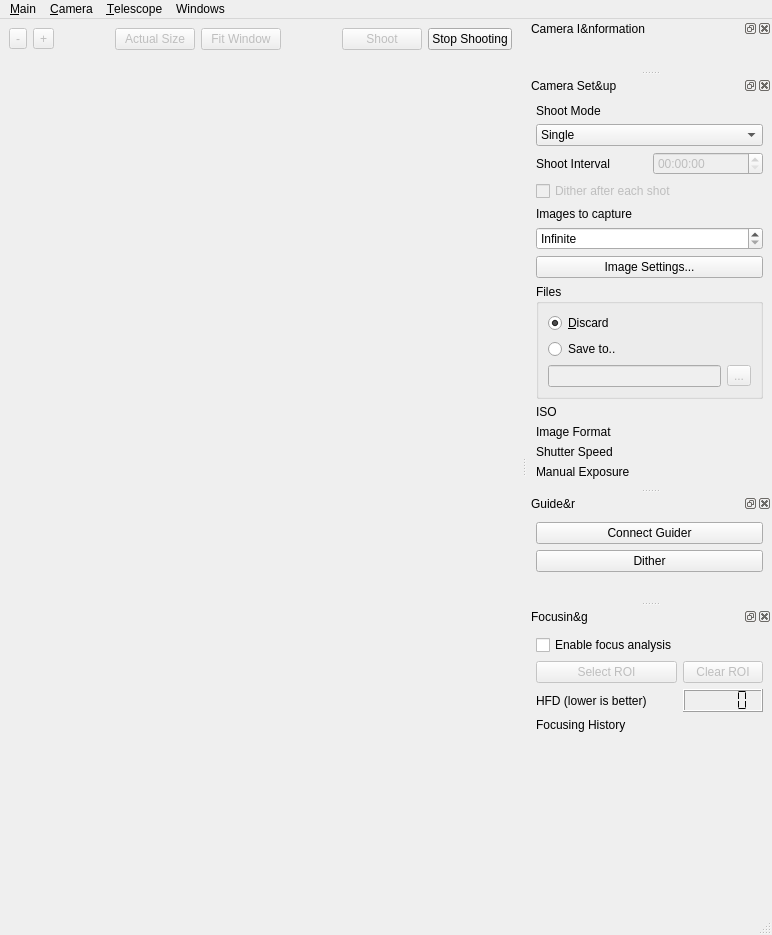
Qt form dslr-qt-shooter/ui/dslr_shooter_window.ui (Edlward/GalaxyHunter) before a commit.
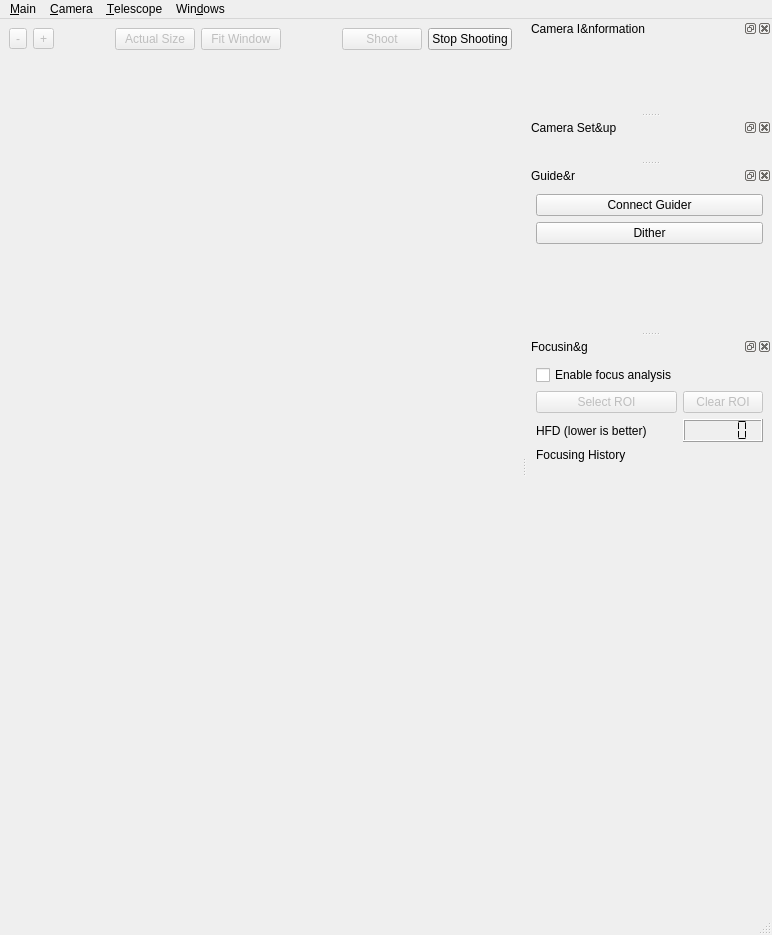
The same form after that commit. Custom widgets are drawn as their Qt base class.

Commit message: Moved settings panel to separate class

```diff
--- a/dslr-qt-shooter/ui/dslr_shooter_window.ui
+++ b/dslr-qt-shooter/ui/dslr_shooter_window.ui
@@ -157,7 +157,7 @@
    </widget>
    <widget class="QMenu" name="menuWindows">
     <property name="title">
-     <string>Windows</string>
+     <string>Win&amp;dows</string>
     </property>
     <addaction name="actionCamera_Information"/>
     <addaction name="actionCamera_Setup"/>
@@ -212,201 +212,7 @@
     <number>2</number>
    </attribute>
    <widget class="QWidget" name="dockWidgetContents_2">
-    <layout class="QGridLayout" name="gridLayout_8">
-     <item row="0" column="0" colspan="2">
-      <widget class="QLabel" name="label">
-       <property name="text">
-        <string>Shoot Mode</string>
-       </property>
-      </widget>
-     </item>
-     <item row="1" column="0" colspan="2">
-      <widget class="QComboBox" name="shoot_mode">
-       <item>
-        <property name="text">
-         <string>Single</string>
-        </property>
-       </item>
-       <item>
-        <property name="text">
-         <string>Repeat</string>
-        </property>
-       </item>
-      </widget>
-     </item>
-     <item row="2" column="0">
-      <widget class="QLabel" name="label_2">
-       <property name="text">
-        <string>Shoot Interval</string>
-       </property>
-      </widget>
-     </item>
-     <item row="2" column="1">
-      <widget class="QTimeEdit" name="shoot_interval">
-       <property name="enabled">
-        <bool>false</bool>
-       </property>
-       <property name="currentSection">
-        <enum>QDateTimeEdit::HourSection</enum>
-       </property>
-       <property name="displayFormat">
-        <string>HH:mm:ss</string>
-       </property>
-      </widget>
-     </item>
-     <item row="3" column="0" colspan="2">
-      <widget class="QCheckBox" name="ditherAfterShot">
-       <property name="enabled">
-        <bool>false</bool>
-       </property>
-       <property name="text">
-        <string>Dither after each shot</string>
-       </property>
-      </widget>
-     </item>
-     <item row="4" column="0" colspan="2">
-      <widget class="QLabel" name="label_3">
-       <property name="text">
-        <string>Images to capture</string>
-       </property>
-      </widget>
-     </item>
-     <item row="5" column="0" colspan="2">
-      <widget class="QSpinBox" name="images_count">
-       <property name="specialValueText">
-        <string>Infinite</string>
-       </property>
-       <property name="suffix">
-        <string> images</string>
-       </property>
-       <property name="minimum">
-        <number>0</number>
-       </property>
-       <property name="maximum">
-        <number>999</number>
-       </property>
-      </widget>
-     </item>
-     <item row="6" column="0" colspan="2">
-      <widget class="QPushButton" name="imageSettings">
-       <property name="text">
-        <string>Image Settings...</string>
-       </property>
-      </widget>
-     </item>
-     <item row="7" column="0" colspan="2">
-      <widget class="QGroupBox" name="groupBox">
-       <property name="title">
-        <string>Files</string>
-       </property>
-       <layout class="QGridLayout" name="gridLayout_5">
-        <item row="0" column="0">
-         <widget class="QRadioButton" name="outputDiscard">
-          <property name="text">
-           <string>&amp;Discard</string>
-          </property>
-          <property name="checked">
-           <bool>true</bool>
-          </property>
-         </widget>
-        </item>
-        <item row="1" column="0">
-         <widget class="QRadioButton" name="outputSave">
-          <property name="text">
-           <string>Save to..</string>
-          </property>
-         </widget>
-        </item>
-        <item row="3" column="0">
-         <widget class="QLineEdit" name="outputDir">
-          <property name="enabled">
-           <bool>false</bool>
-          </property>
-         </widget>
-        </item>
-        <item row="3" column="1">
-         <widget class="QToolButton" name="outputDirButton">
-          <property name="enabled">
-           <bool>false</bool>
-          </property>
-          <property name="text">
-           <string>...</string>
-          </property>
-         </widget>
-        </item>
-       </layout>
-      </widget>
-     </item>
-     <item row="8" column="0">
-      <widget class="QLabel" name="label_4">
-       <property name="text">
-        <string>ISO</string>
-       </property>
-      </widget>
-     </item>
-     <item row="8" column="1">
-      <widget class="QLabel" name="isoLabel">
-       <property name="text">
-        <string/>
-       </property>
-      </widget>
-     </item>
-     <item row="9" column="0">
-      <widget class="QLabel" name="label_6">
-       <property name="text">
-        <string>Image Format</string>
-       </property>
-      </widget>
-     </item>
-     <item row="9" column="1">
-      <widget class="QLabel" name="imageFormatLabel">
-       <property name="text">
-        <string/>
-       </property>
-      </widget>
-     </item>
-     <item row="10" column="0">
-      <widget class="QLabel" name="label_5">
-       <property name="text">
-        <string>Shutter Speed</string>
-       </property>
-      </widget>
-     </item>
-     <item row="10" column="1">
-      <widget class="QLabel" name="shutterSpeedLabel">
-       <property name="text">
-        <string/>
-       </property>
-      </widget>
-     </item>
-     <item row="11" column="0">
-      <widget class="QLabel" name="label_10">
-       <property name="text">
-        <string>Manual Exposure</string>
-       </property>
-      </widget>
-     </item>
-     <item row="11" column="1">
-      <widget class="QLabel" name="manualExposureLabel">
-       <property name="text">
-        <string/>
-       </property>
-      </widget>
-     </item>
-     <item row="12" column="0">
-      <spacer name="verticalSpacer_3">
-       <property name="orientation">
-        <enum>Qt::Vertical</enum>
-       </property>
-       <property name="sizeHint" stdset="0">
-        <size>
-         <width>20</width>
-         <height>3</height>
-        </size>
-       </property>
-      </spacer>
-     </item>
-    </layout>
+    <layout class="QGridLayout" name="gridLayout_8"/>
    </widget>
   </widget>
   <widget class="QDockWidget" name="guider_dock">
```
The commit also changes 20 other files.
